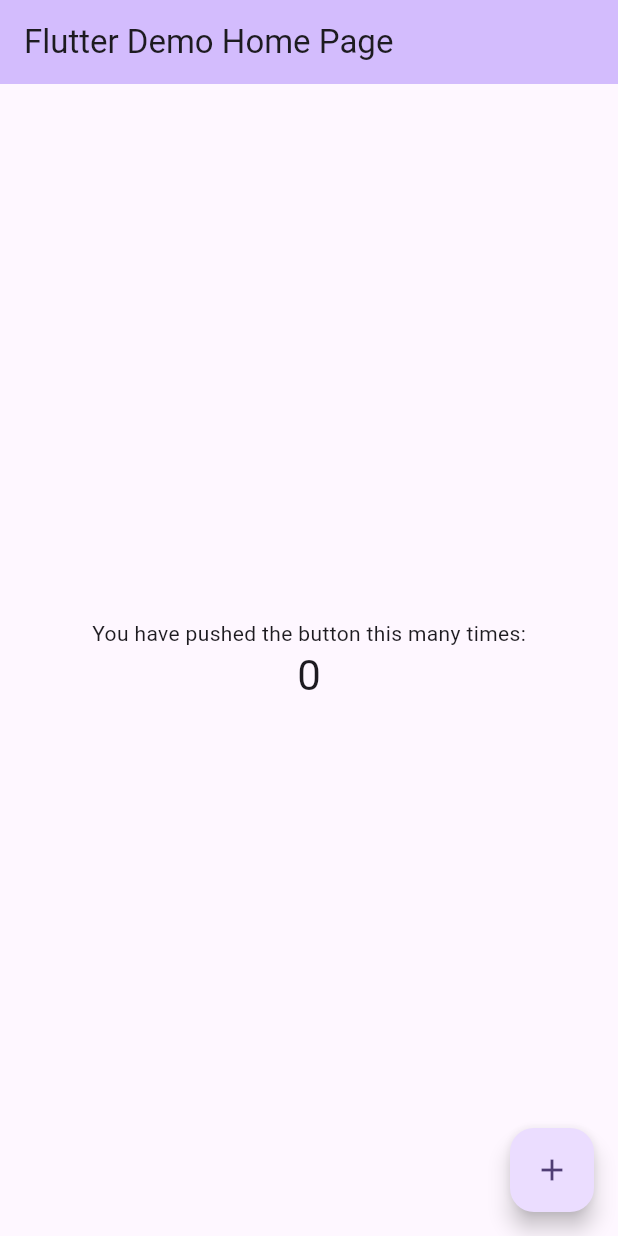
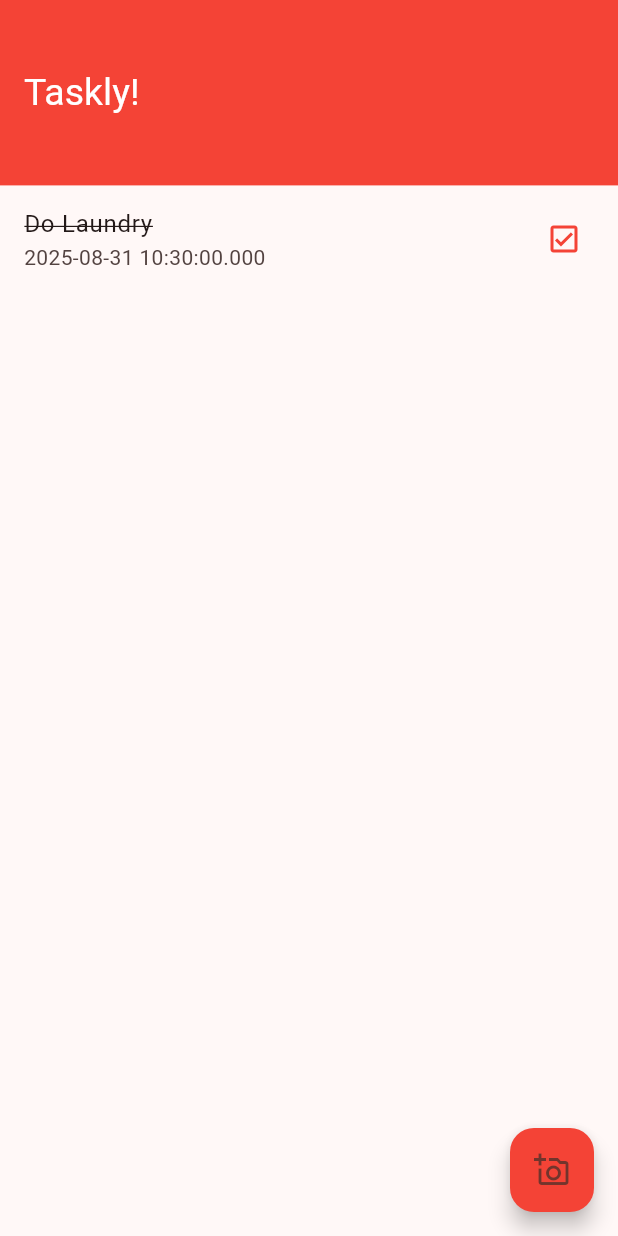
Before and after one commit to practicecodingdev-star/taskly_app, a Flutter app: the screen it shows after launch, on a phone screen of 412 x 824 dp. Run offline on Flutter 3.47's test engine with Material 3 defaults, Android fonts, the phone set to English and light mode, and no system bars.

Commit message:
Add HomePage

```diff
--- a/lib/main.dart
+++ b/lib/main.dart
@@ -1,4 +1,5 @@
 import 'package:flutter/material.dart';
+import 'package:taskly_app/pages/home_page.dart';
 
 void main() {
   runApp(const MyApp());
@@ -11,112 +12,15 @@ class MyApp extends StatelessWidget {
   @override
   Widget build(BuildContext context) {
     return MaterialApp(
-      title: 'Flutter Demo',
+      title: 'Taskly',
       theme: ThemeData(
-        // This is the theme of your application.
-        //
-        // TRY THIS: Try running your application with "flutter run". You'll see
-        // the application has a purple toolbar. Then, without quitting the app,
-        // try changing the seedColor in the colorScheme below to Colors.green
-        // and then invoke "hot reload" (save your changes or press the "hot
-        // reload" button in a Flutter-supported IDE, or press "r" if you used
-        // the command line to start the app).
-        //
-        // Notice that the counter didn't reset back to zero; the application
-        // state is not lost during the reload. To reset the state, use hot
-        // restart instead.
-        //
-        // This works for code too, not just values: Most code changes can be
-        // tested with just a hot reload.
-        colorScheme: ColorScheme.fromSeed(seedColor: Colors.deepPurple),
+        colorScheme: ColorScheme.fromSeed(seedColor: Colors.red),
+        appBarTheme: AppBarTheme(
+          backgroundColor: Colors.red,
+          foregroundColor: Colors.white
+        ),
       ),
-      home: const MyHomePage(title: 'Flutter Demo Home Page'),
+      home: const HomePage(),
     );
   }
 }
-
-class MyHomePage extends StatefulWidget {
-  const MyHomePage({super.key, required this.title});
-
-  // This widget is the home page of your application. It is stateful, meaning
-  // that it has a State object (defined below) that contains fields that affect
-  // how it looks.
-
-  // This class is the configuration for the state. It holds the values (in this
-  // case the title) provided by the parent (in this case the App widget) and
-  // used by the build method of the State. Fields in a Widget subclass are
-  // always marked "final".
-
-  final String title;
-
-  @override
-  State<MyHomePage> createState() => _MyHomePageState();
-}
-
-class _MyHomePageState extends State<MyHomePage> {
-  int _counter = 0;
-
-  void _incrementCounter() {
-    setState(() {
-      // This call to setState tells the Flutter framework that something has
-      // changed in this State, which causes it to rerun the build method below
-      // so that the display can reflect the updated values. If we changed
-      // _counter without calling setState(), then the build method would not be
-      // called again, and so nothing would appear to happen.
-      _counter++;
-    });
-  }
-
-  @override
-  Widget build(BuildContext context) {
-    // This method is rerun every time setState is called, for instance as done
-    // by the _incrementCounter method above.
-    //
-    // The Flutter framework has been optimized to make rerunning build methods
-    // fast, so that you can just rebuild anything that needs updating rather
-    // than having to individually change instances of widgets.
-    return Scaffold(
-      appBar: AppBar(
-        // TRY THIS: Try changing the color here to a specific color (to
-        // Colors.amber, perhaps?) and trigger a hot reload to see the AppBar
-        // change color while the other colors stay the same.
-        backgroundColor: Theme.of(context).colorScheme.inversePrimary,
-        // Here we take the value from the MyHomePage object that was created by
-        // the App.build method, and use it to set our appbar title.
-        title: Text(widget.title),
-      ),
-      body: Center(
-        // Center is a layout widget. It takes a single child and positions it
-        // in the middle of the parent.
-        child: Column(
-          // Column is also a layout widget. It takes a list of children and
-          // arranges them vertically. By default, it sizes itself to fit its
-          // children horizontally, and tries to be as tall as its parent.
-          //
-          // Column has various properties to control how it sizes itself and
-          // how it positions its children. Here we use mainAxisAlignment to
-          // center the children vertically; the main axis here is the vertical
-          // axis because Columns are vertical (the cross axis would be
-          // horizontal).
-          //
-          // TRY THIS: Invoke "debug painting" (choose the "Toggle Debug Paint"
-          // action in the IDE, or press "p" in the console), to see the
-          // wireframe for each widget.
-          mainAxisAlignment: MainAxisAlignment.center,
-          children: <Widget>[
-            const Text('You have pushed the button this many times:'),
-            Text(
-              '$_counter',
-              style: Theme.of(context).textTheme.headlineMedium,
-            ),
-          ],
-        ),
-      ),
-      floatingActionButton: FloatingActionButton(
-        onPressed: _incrementCounter,
-        tooltip: 'Increment',
-        child: const Icon(Icons.add),
-      ), // This trailing comma makes auto-formatting nicer for build methods.
-    );
-  }
-}
--- /dev/null
+++ b/lib/pages/home_page.dart
@@ -0,0 +1,58 @@
+import 'package:flutter/material.dart';
+
+class HomePage extends StatefulWidget {
+  const HomePage({super.key});
+
+  @override
+  State<StatefulWidget> createState() {
+    // TODO: implement createState
+    return _HomePageState();
+  }
+}
+
+class _HomePageState extends State<HomePage> {
+  late double deviceHeight, deviceWidth;
+  _HomePageState();
+  @override
+  Widget build(BuildContext context) {
+    deviceHeight = MediaQuery.of(context).size.height;
+    deviceWidth = MediaQuery.of(context).size.width;
+    return Scaffold(
+      appBar: AppBar(
+        toolbarHeight: deviceHeight * 0.15,
+        title: const Text(
+          "Taskly!",
+          textAlign: TextAlign.start,
+          style: TextStyle(fontSize: 25),
+        ),
+      ),
+      body: _taskList(),
+      floatingActionButton: _addTaskButton(),
+    );
+  }
+
+  Widget _taskList() {
+    return ListView(
+      children: [
+        ListTile(
+          title: Text(
+            "Do Laundry",
+            style: TextStyle(decoration: TextDecoration.lineThrough),
+          ),
+          subtitle: Text(DateTime.now().toString()),
+          trailing: Icon(Icons.check_box_outlined, color: Colors.red),
+        ),
+      ],
+    );
+  }
+
+  Widget _addTaskButton() {
+    return FloatingActionButton(
+      backgroundColor: Colors.red,
+      onPressed: () {},
+      child: const Icon(
+          Icons.add_a_photo_outlined,
+      )
+    );
+  }
+}
--- a/pubspec.yaml
+++ b/pubspec.yaml
@@ -30,6 +30,9 @@ environment:
 dependencies:
   flutter:
     sdk: flutter
+  hive: "2.2.3"
+  hive_flutter: "1.1.0"
+
 
   # The following adds the Cupertino Icons font to your application.
   # Use with the CupertinoIcons class for iOS style icons.
```
Also changed, not shown: pubspec.lock, 2 other files.
